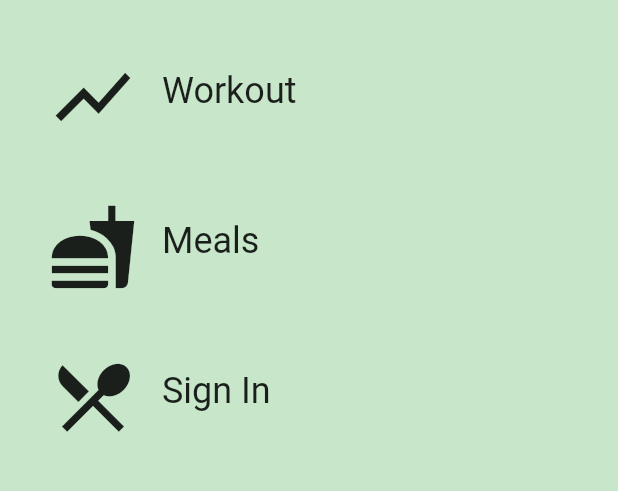
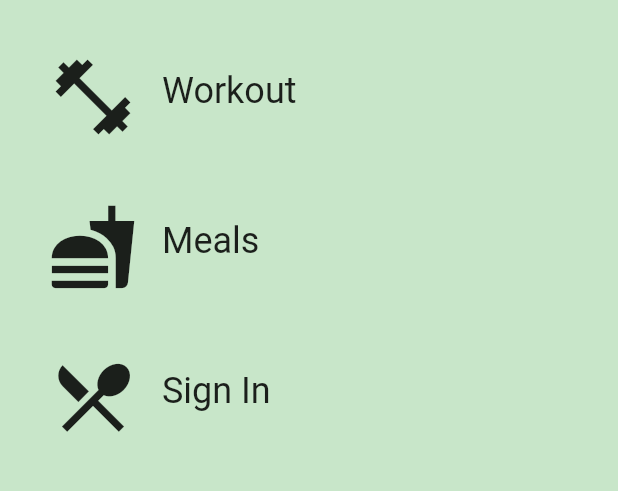
Before and after one commit to AnanjayaTyagi/FlutterFitBit, a Flutter app: the screen it shows after launch, on a phone screen of 412 x 824 dp, the part 68-559 px from its top. Run offline on Flutter 3.47's test engine with Material 2 defaults, Android fonts, the phone set to English and light mode, and no system bars.

Commit message:
better icon found for workout !!

```diff
--- a/epics_flutter_app/lib/category_route.dart
+++ b/epics_flutter_app/lib/category_route.dart
@@ -39,7 +39,7 @@ class _CategoryRouteState extends State<CategoryRoute> {
   ];
 
   static const _icons = <IconData> [
-    Icons.show_chart,
+    Icons.fitness_center,
     Icons.fastfood,
     Icons.local_dining,
   ];
```
